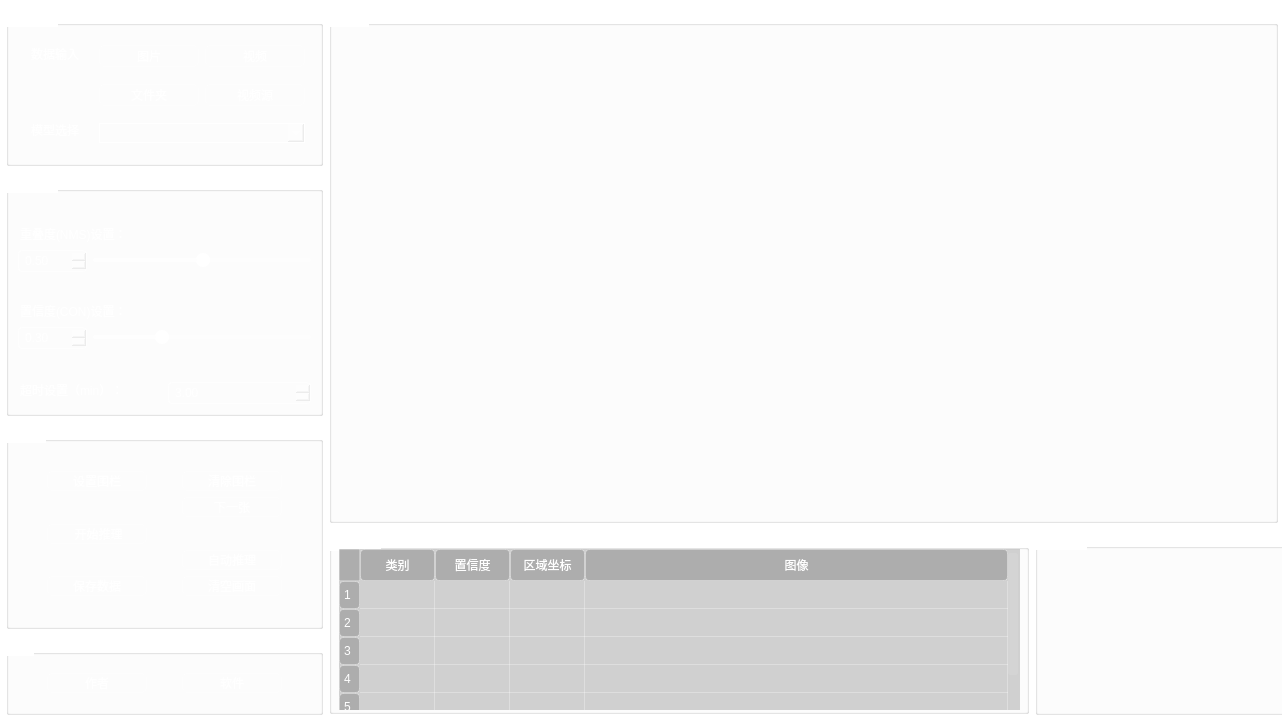
Above: ui/mainwindow.ui from EricAlgoX/smart-client before the change. Below: the same form after it.
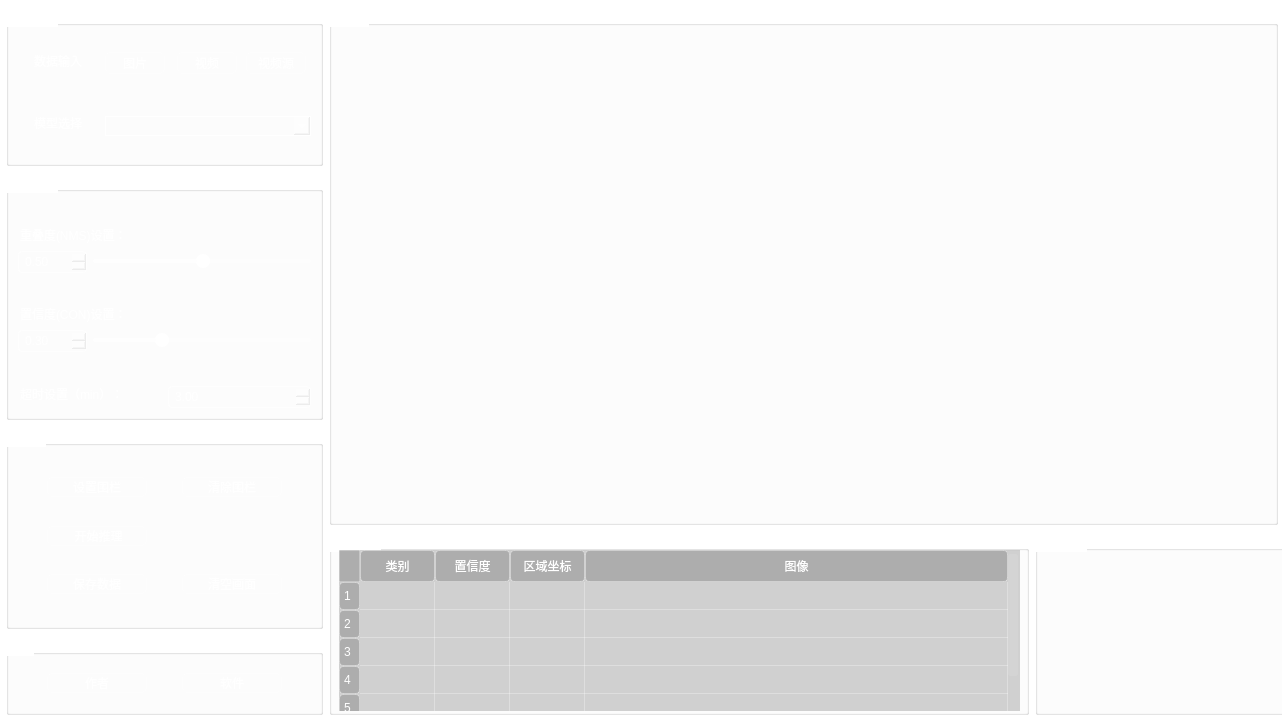
That is the form after the change. Icons and pictures are not drawn.

What changed in the file:
```diff
--- a/ui/mainwindow.ui
+++ b/ui/mainwindow.ui
@@ -231,34 +231,8 @@
       <property name="title">
        <string>输入控制</string>
       </property>
-      <layout class="QGridLayout" name="gridLayout_4" columnstretch="3,1,0,0">
-       <item row="6" column="0">
-        <widget class="QLineEdit" name="lineEdit_2">
-         <property name="sizePolicy">
-          <sizepolicy hsizetype="Expanding" vsizetype="Expanding">
-           <horstretch>0</horstretch>
-           <verstretch>0</verstretch>
-          </sizepolicy>
-         </property>
-         <property name="styleSheet">
-          <string notr="true">QLineEdit {
-    background: transparent;
-    border: none;
-}
-</string>
-         </property>
-         <property name="text">
-          <string>模型选择</string>
-         </property>
-         <property name="alignment">
-          <set>Qt::AlignCenter</set>
-         </property>
-         <property name="readOnly">
-          <bool>true</bool>
-         </property>
-        </widget>
-       </item>
-       <item row="6" column="1" colspan="3">
+      <layout class="QGridLayout" name="gridLayout_4" columnstretch="3,0,0,0">
+       <item row="5" column="1" colspan="3">
         <widget class="QComboBox" name="selectModelBox">
          <property name="enabled">
           <bool>true</bool>
@@ -288,28 +262,29 @@
          </item>
         </widget>
        </item>
-       <item row="5" column="1">
-        <widget class="QPushButton" name="selectFolderButton">
+       <item row="5" column="0">
+        <widget class="QLineEdit" name="lineEdit_2">
          <property name="sizePolicy">
-          <sizepolicy hsizetype="Fixed" vsizetype="Fixed">
+          <sizepolicy hsizetype="Expanding" vsizetype="Expanding">
            <horstretch>0</horstretch>
            <verstretch>0</verstretch>
           </sizepolicy>
          </property>
-         <property name="minimumSize">
-          <size>
-           <width>100</width>
-           <height>22</height>
-          </size>
-         </property>
-         <property name="maximumSize">
-          <size>
-           <width>100</width>
-           <height>22</height>
-          </size>
+         <property name="styleSheet">
+          <string notr="true">QLineEdit {
+    background: transparent;
+    border: none;
+}
+</string>
          </property>
          <property name="text">
-          <string>文件夹</string>
+          <string>模型选择</string>
+         </property>
+         <property name="alignment">
+          <set>Qt::AlignCenter</set>
+         </property>
+         <property name="readOnly">
+          <bool>true</bool>
          </property>
         </widget>
        </item>
@@ -323,13 +298,13 @@
          </property>
          <property name="minimumSize">
           <size>
-           <width>100</width>
+           <width>60</width>
            <height>22</height>
           </size>
          </property>
          <property name="maximumSize">
           <size>
-           <width>100</width>
+           <width>60</width>
            <height>22</height>
           </size>
          </property>
@@ -351,13 +326,13 @@
          </property>
          <property name="minimumSize">
           <size>
-           <width>100</width>
+           <width>60</width>
            <height>22</height>
           </size>
          </property>
          <property name="maximumSize">
           <size>
-           <width>100</width>
+           <width>60</width>
            <height>22</height>
           </size>
          </property>
@@ -366,31 +341,6 @@
          </property>
         </widget>
        </item>
-       <item row="5" column="2">
-        <widget class="QPushButton" name="selectSourceButton">
-         <property name="sizePolicy">
-          <sizepolicy hsizetype="Fixed" vsizetype="Fixed">
-           <horstretch>0</horstretch>
-           <verstretch>0</verstretch>
-          </sizepolicy>
-         </property>
-         <property name="minimumSize">
-          <size>
-           <width>100</width>
-           <height>22</height>
-          </size>
-         </property>
-         <property name="maximumSize">
-          <size>
-           <width>100</width>
-           <height>22</height>
-          </size>
-         </property>
-         <property name="text">
-          <string>视频源</string>
-         </property>
-        </widget>
-       </item>
        <item row="0" column="0">
         <widget class="QLineEdit" name="lineEdit_14">
          <property name="sizePolicy">
@@ -417,6 +367,31 @@
          </property>
         </widget>
        </item>
+       <item row="0" column="3">
+        <widget class="QPushButton" name="selectSourceButton">
+         <property name="sizePolicy">
+          <sizepolicy hsizetype="Fixed" vsizetype="Fixed">
+           <horstretch>0</horstretch>
+           <verstretch>0</verstretch>
+          </sizepolicy>
+         </property>
+         <property name="minimumSize">
+          <size>
+           <width>60</width>
+           <height>22</height>
+          </size>
+         </property>
+         <property name="maximumSize">
+          <size>
+           <width>60</width>
+           <height>22</height>
+          </size>
+         </property>
+         <property name="text">
+          <string>视频源</string>
+         </property>
+        </widget>
+       </item>
       </layout>
      </widget>
     </item>
@@ -635,15 +610,15 @@
        <item row="0" column="0">
         <widget class="QLabel" name="label">
          <property name="sizePolicy">
-          <sizepolicy hsizetype="Expanding" vsizetype="Expanding">
+          <sizepolicy hsizetype="Ignored" vsizetype="Ignored">
            <horstretch>0</horstretch>
            <verstretch>0</verstretch>
           </sizepolicy>
          </property>
          <property name="minimumSize">
           <size>
-           <width>929</width>
-           <height>0</height>
+           <width>640</width>
+           <height>360</height>
           </size>
          </property>
          <property name="maximumSize">
@@ -1068,56 +1043,6 @@
          </property>
         </widget>
        </item>
-       <item row="7" column="1">
-        <widget class="QPushButton" name="autoInferButton">
-         <property name="sizePolicy">
-          <sizepolicy hsizetype="Fixed" vsizetype="Fixed">
-           <horstretch>0</horstretch>
-           <verstretch>0</verstretch>
-          </sizepolicy>
-         </property>
-         <property name="minimumSize">
-          <size>
-           <width>100</width>
-           <height>20</height>
-          </size>
-         </property>
-         <property name="maximumSize">
-          <size>
-           <width>100</width>
-           <height>20</height>
-          </size>
-         </property>
-         <property name="text">
-          <string>自动推理</string>
-         </property>
-        </widget>
-       </item>
-       <item row="4" column="1">
-        <widget class="QPushButton" name="nextButton">
-         <property name="sizePolicy">
-          <sizepolicy hsizetype="Fixed" vsizetype="Fixed">
-           <horstretch>0</horstretch>
-           <verstretch>0</verstretch>
-          </sizepolicy>
-         </property>
-         <property name="minimumSize">
-          <size>
-           <width>100</width>
-           <height>20</height>
-          </size>
-         </property>
-         <property name="maximumSize">
-          <size>
-           <width>100</width>
-           <height>20</height>
-          </size>
-         </property>
-         <property name="text">
-          <string>下一张</string>
-         </property>
-        </widget>
-       </item>
       </layout>
      </widget>
     </item>
```
